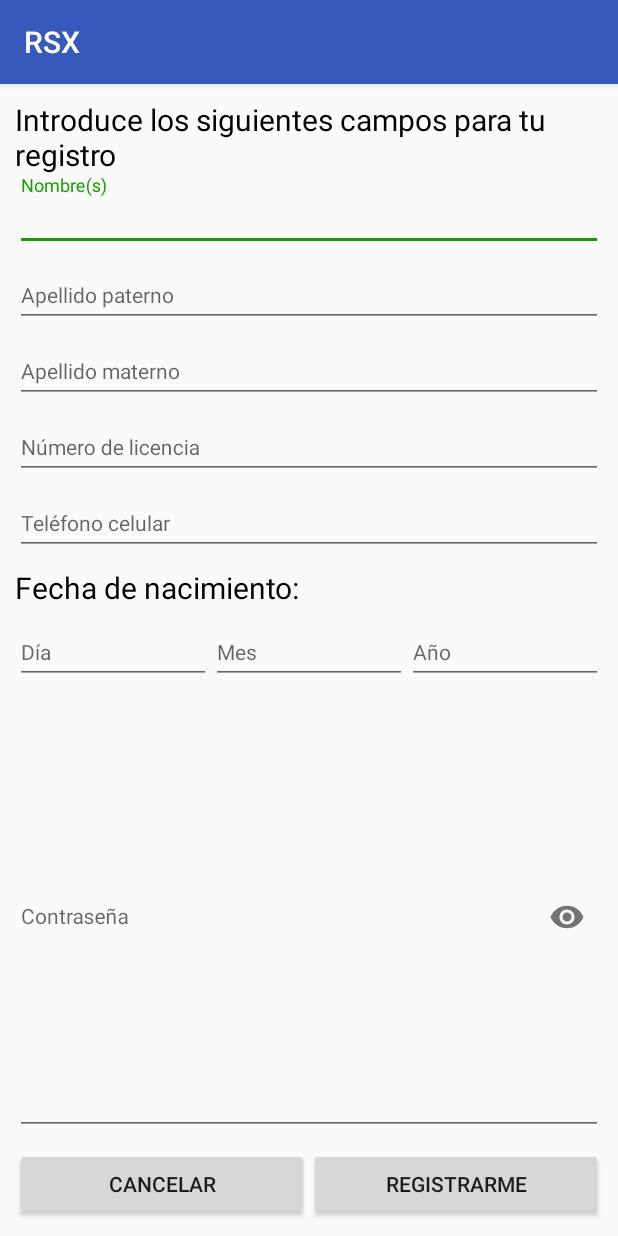
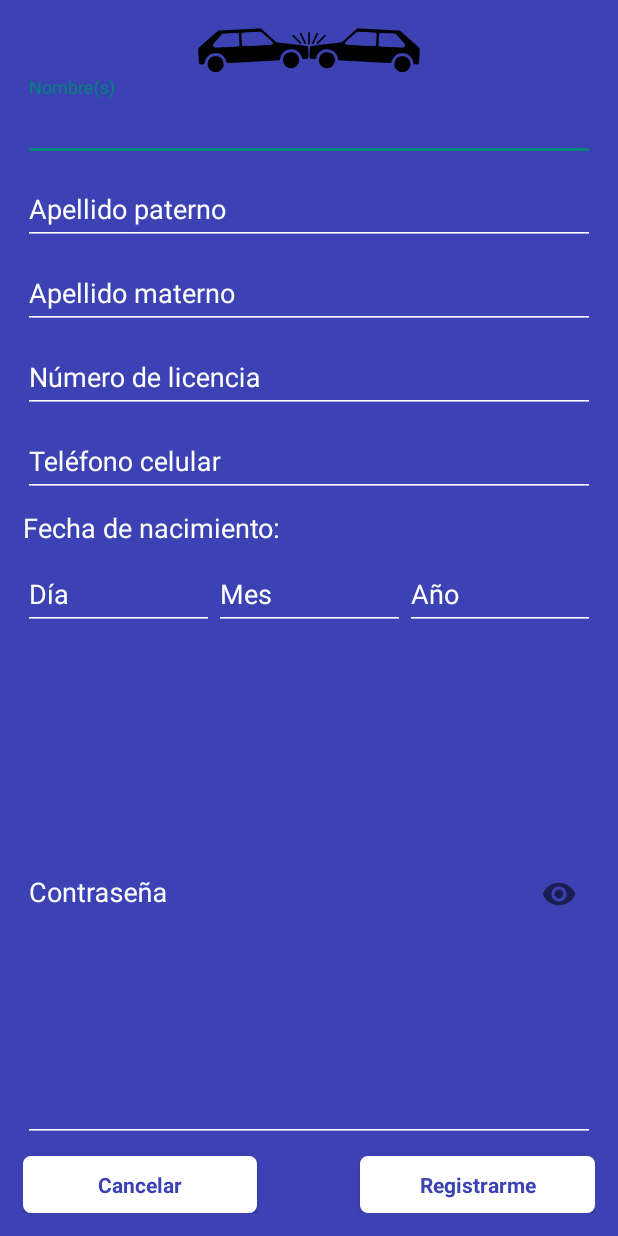
Before and after one commit to Eduardox18/PF_Android_DH, an Android app: the RegistroActivity screen opened directly, with no data from a screen before it, on a phone screen of 412 x 824 dp. Run offline under Robolectric (Android 15) with nearby library versions, the phone set to English and light mode, and no system bars.

Commit message:
Diseño de login, registro y menú

```diff
--- /dev/null
+++ b/RSX/app/src/main/res/drawable/round_background.xml
@@ -0,0 +1,7 @@
+<?xml version="1.0" encoding="utf-8"?>
+<shape xmlns:android="http://schemas.android.com/apk/res/android"
+    android:shape="rectangle" android:padding="10dp">
+    <!-- you can use any color you want I used here gray color-->
+    <solid android:color="#ffffff"/>
+    <corners android:radius="5dp"/>
+</shape>
--- a/RSX/app/src/main/res/layout/activity_historial.xml
+++ b/RSX/app/src/main/res/layout/activity_historial.xml
@@ -1,9 +1,9 @@
 <?xml version="1.0" encoding="utf-8"?>
-<android.support.constraint.ConstraintLayout xmlns:android="http://schemas.android.com/apk/res/android"
+<LinearLayout xmlns:android="http://schemas.android.com/apk/res/android"
     xmlns:app="http://schemas.android.com/apk/res-auto"
     xmlns:tools="http://schemas.android.com/tools"
     android:layout_width="match_parent"
     android:layout_height="match_parent"
     tools:context=".HistorialActivity">
 
-</android.support.constraint.ConstraintLayout>
+</LinearLayout>
--- a/RSX/app/src/main/res/layout/activity_registro.xml
+++ b/RSX/app/src/main/res/layout/activity_registro.xml
@@ -5,25 +5,24 @@
     android:layout_width="match_parent"
     android:layout_height="match_parent"
     android:orientation="vertical"
-    android:paddingBottom="10dp"
-    android:paddingLeft="10dp"
-    android:paddingRight="10dp"
-    android:paddingTop="10dp"
+    android:paddingBottom="15dp"
+    android:paddingLeft="15dp"
+    android:paddingRight="15dp"
+    android:paddingTop="15dp"
+    android:background="@color/fondo"
     tools:context=".RegistroActivity">
 
-    <TextView
-        android:id="@+id/textView3"
-        android:layout_width="match_parent"
-        android:layout_height="wrap_content"
+    <ImageView
+        android:id="@+id/imageView3"
+        android:layout_width="wrap_content"
+        android:layout_height="36dp"
         android:layout_weight="1"
-        android:text="Introduce los siguientes campos para tu registro"
-        android:textAlignment="viewStart"
-        android:textColor="@android:color/background_dark"
-        android:textSize="20sp" />
+        app:srcCompat="@drawable/register" />
 
     <android.support.design.widget.TextInputLayout
         android:layout_width="match_parent"
         android:layout_height="wrap_content"
+        android:textColorHint="@color/colorAccent"
         android:layout_weight="1">
 
         <EditText
@@ -31,15 +30,19 @@
             android:layout_width="match_parent"
             android:layout_height="wrap_content"
             android:layout_weight="1"
+            android:backgroundTint="@color/colorAccent"
             android:ems="10"
             android:hint="Nombre(s)"
             android:inputType="textPersonName"
-            android:textSize="14sp" />
+            android:textColor="@color/colorAccent"
+            android:textColorHint="#ffffff"
+            android:textSize="18sp" />
     </android.support.design.widget.TextInputLayout>
 
     <android.support.design.widget.TextInputLayout
         android:layout_width="match_parent"
         android:layout_height="wrap_content"
+        android:textColorHint="@color/colorAccent"
         android:layout_weight="1">
 
         <EditText
@@ -47,15 +50,19 @@
             android:layout_width="match_parent"
             android:layout_height="wrap_content"
             android:layout_weight="1"
+            android:backgroundTint="@color/colorAccent"
             android:ems="10"
             android:hint="Apellido paterno"
             android:inputType="textPersonName"
-            android:textSize="14sp" />
+            android:textColor="@color/colorAccent"
+            android:textColorHint="#ffffff"
+            android:textSize="18sp" />
     </android.support.design.widget.TextInputLayout>
 
     <android.support.design.widget.TextInputLayout
         android:layout_width="match_parent"
         android:layout_height="wrap_content"
+        android:textColorHint="@color/colorAccent"
         android:layout_weight="1">
 
         <EditText
@@ -63,15 +70,19 @@
             android:layout_width="match_parent"
             android:layout_height="wrap_content"
             android:layout_weight="1"
+            android:backgroundTint="@color/colorAccent"
             android:ems="10"
             android:hint="Apellido materno"
             android:inputType="textPersonName"
-            android:textSize="14sp" />
+            android:textColor="@color/colorAccent"
+            android:textColorHint="#ffffff"
+            android:textSize="18sp" />
     </android.support.design.widget.TextInputLayout>
 
     <android.support.design.widget.TextInputLayout
         android:layout_width="match_parent"
         android:layout_height="wrap_content"
+        android:textColorHint="@color/colorAccent"
         android:layout_weight="1">
 
         <EditText
@@ -79,16 +90,20 @@
             android:layout_width="match_parent"
             android:layout_height="wrap_content"
             android:layout_weight="1"
+            android:backgroundTint="@color/colorAccent"
             android:ems="10"
             android:hint="Número de licencia"
             android:inputType="number"
             android:maxLength="12"
-            android:textSize="14sp" />
+            android:textColor="@color/colorAccent"
+            android:textColorHint="#ffffff"
+            android:textSize="18sp" />
     </android.support.design.widget.TextInputLayout>
 
     <android.support.design.widget.TextInputLayout
         android:layout_width="match_parent"
         android:layout_height="wrap_content"
+        android:textColorHint="@color/colorAccent"
         android:layout_weight="1">
 
         <EditText
@@ -96,11 +111,14 @@
             android:layout_width="match_parent"
             android:layout_height="wrap_content"
             android:layout_weight="1"
+            android:backgroundTint="@color/colorAccent"
             android:ems="10"
             android:hint="Teléfono celular"
             android:inputType="phone"
             android:maxLength="10"
-            android:textSize="14sp" />
+            android:textColor="@color/colorAccent"
+            android:textColorHint="#ffffff"
+            android:textSize="18sp" />
     </android.support.design.widget.TextInputLayout>
 
     <Space
@@ -115,8 +133,8 @@
         android:layout_weight="1"
         android:text="Fecha de nacimiento:"
         android:textAlignment="viewStart"
-        android:textColor="@android:color/background_dark"
-        android:textSize="20sp" />
+        android:textColor="@color/colorAccent"
+        android:textSize="18sp" />
 
     <LinearLayout
         android:layout_width="match_parent"
@@ -128,6 +146,7 @@
         <android.support.design.widget.TextInputLayout
             android:layout_width="wrap_content"
             android:layout_height="wrap_content"
+            android:textColorHint="@color/colorAccent"
             android:layout_weight="1">
 
             <EditText
@@ -135,16 +154,20 @@
                 android:layout_width="match_parent"
                 android:layout_height="match_parent"
                 android:layout_weight="1"
+                android:backgroundTint="@color/colorAccent"
                 android:ems="10"
                 android:hint="Día"
                 android:inputType="number"
                 android:maxLength="2"
-                android:textSize="14sp" />
+                android:textColor="@color/colorAccent"
+                android:textColorHint="#ffffff"
+                android:textSize="18sp" />
         </android.support.design.widget.TextInputLayout>
 
         <android.support.design.widget.TextInputLayout
             android:layout_width="wrap_content"
             android:layout_height="wrap_content"
+            android:textColorHint="@color/colorAccent"
             android:layout_weight="1">
 
             <EditText
@@ -152,16 +175,20 @@
                 android:layout_width="match_parent"
                 android:layout_height="match_parent"
                 android:layout_weight="1"
+                android:backgroundTint="@color/colorAccent"
                 android:ems="10"
                 android:hint="Mes"
                 android:inputType="number"
                 android:maxLength="2"
-                android:textSize="14sp" />
+                android:textColor="@color/colorAccent"
+                android:textColorHint="#ffffff"
+                android:textSize="18sp" />
         </android.support.design.widget.TextInputLayout>
 
         <android.support.design.widget.TextInputLayout
             android:layout_width="wrap_content"
             android:layout_height="wrap_content"
+            android:textColorHint="@color/colorAccent"
             android:layout_weight="1">
 
             <EditText
@@ -169,11 +196,14 @@
                 android:layout_width="match_parent"
                 android:layout_height="match_parent"
                 android:layout_weight="1"
+                android:backgroundTint="@color/colorAccent"
                 android:ems="10"
                 android:hint="Año"
                 android:inputType="number"
                 android:maxLength="4"
-                android:textSize="14sp" />
+                android:textColor="@color/colorAccent"
+                android:textColorHint="#ffffff"
+                android:textSize="18sp" />
         </android.support.design.widget.TextInputLayout>
     </LinearLayout>
 
@@ -181,6 +211,7 @@
         android:layout_width="match_parent"
         android:layout_height="wrap_content"
         android:layout_weight="1"
+        android:textColorHint="@color/colorAccent"
         app:passwordToggleEnabled="true">
 
         <EditText
@@ -188,10 +219,13 @@
             android:layout_width="match_parent"
             android:layout_height="wrap_content"
             android:layout_weight="1"
+            android:backgroundTint="@color/colorAccent"
             android:ems="10"
             android:hint="Contraseña"
             android:inputType="textPassword"
-            android:textSize="14sp" />
+            android:textColor="@color/colorAccent"
+            android:textColorHint="#ffffff"
+            android:textSize="18sp" />
 
     </android.support.design.widget.TextInputLayout>
 
@@ -204,23 +238,41 @@
         android:layout_width="match_parent"
         android:layout_height="wrap_content"
         android:layout_weight="1"
+        android:gravity="bottom"
         android:orientation="horizontal">
 
         <Button
             android:id="@+id/cancelar_button"
-            android:layout_width="match_parent"
+            android:layout_width="wrap_content"
+            android:layout_height="38dp"
+            android:layout_weight="1"
+            android:background="@drawable/round_background"
+            android:fontFamily="sans-serif"
+            android:onClick="cancelar"
+            android:text="Cancelar"
+            android:textAlignment="center"
+            android:textAllCaps="false"
+            android:textColor="@color/fondo"
+            android:textStyle="bold" />
+
+        <Space
+            android:layout_width="wrap_content"
             android:layout_height="wrap_content"
-            android:layout_weight="1"
-            android:onClick="cancelar"
-            android:text="Cancelar" />
+            android:layout_weight="1" />
 
         <Button
             android:id="@+id/registrar_button"
-            android:layout_width="match_parent"
-            android:layout_height="wrap_content"
+            android:layout_width="wrap_content"
+            android:layout_height="38dp"
             android:layout_weight="1"
+            android:background="@drawable/round_background"
+            android:fontFamily="sans-serif"
             android:onClick="registrar"
-            android:text="Registrarme" />
+            android:text="Registrarme"
+            android:textAlignment="center"
+            android:textAllCaps="false"
+            android:textColor="@color/fondo"
+            android:textStyle="bold" />
     </LinearLayout>
 
 </LinearLayout>
--- a/RSX/app/src/main/res/values/colors.xml
+++ b/RSX/app/src/main/res/values/colors.xml
@@ -2,5 +2,6 @@
 <resources>
     <color name="colorPrimary">#3759bc</color>
     <color name="colorPrimaryDark">#000c5b</color>
-    <color name="colorAccent">#129e00</color>
+    <color name="colorAccent">#ffffff</color>
+    <color name="fondo">#3c42b3</color>
 </resources>
--- a/RSX/app/src/main/res/values/styles.xml
+++ b/RSX/app/src/main/res/values/styles.xml
@@ -8,4 +8,10 @@
         <item name="colorAccent">@color/colorAccent</item>
     </style>
 
+    <style name="AppTheme.NoActionBar" parent="Theme.AppCompat.Light.DarkActionBar">
+        <item name="windowActionBar">false</item>
+        <item name="windowNoTitle">true</item>
+        <item name="android:windowFullscreen">true</item>
+    </style>
+
 </resources>
```
Also changed, not shown: RSX/app/src/main/AndroidManifest.xml (+25 -7 lines), RSX/app/src/main/java/com/rockola/rsx/ws/HttpUtils.java (+7 -4 lines), RSX/app/src/main/res/layout/activity_acceso.xml (+58 -33 lines), RSX/app/src/main/res/layout/activity_menu.xml (+36 -9 lines), RSX/app/src/main/res/drawable/logo.png, RSX/app/src/main/res/drawable/menu.png (added), RSX/app/src/main/res/drawable/register.png (added), 1 other file.
